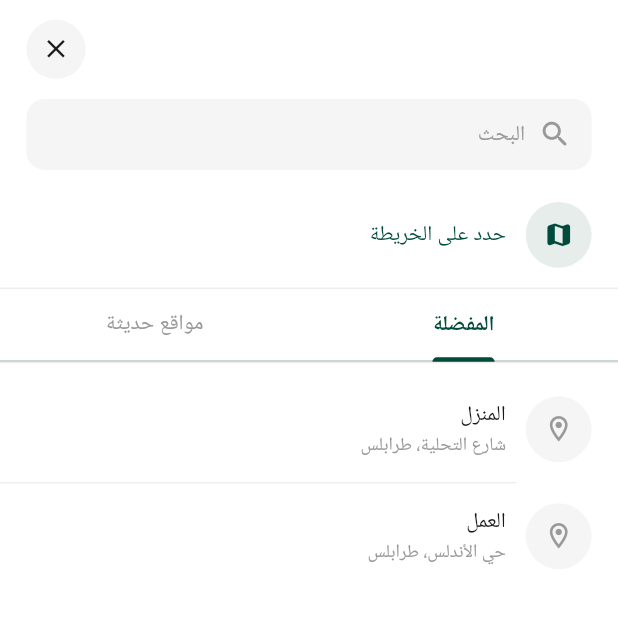
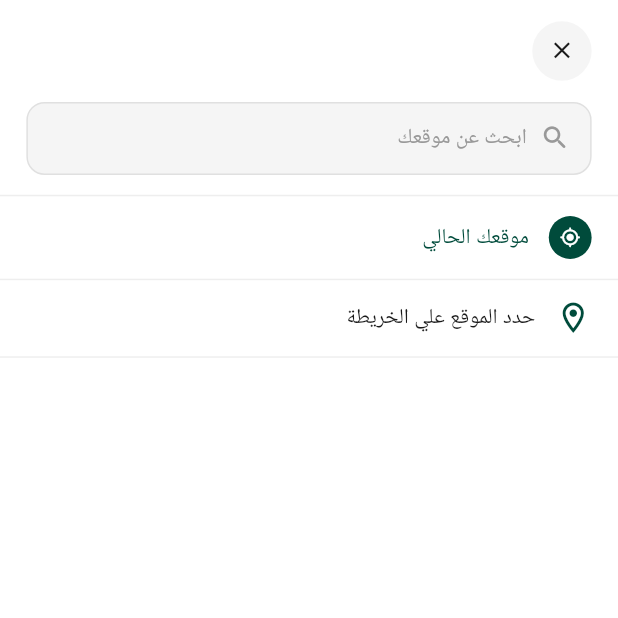
Before and after one commit to Ahmed901aa/project_gofull, a Flutter app: the LocationSearchScreen screen opened directly with empty values, on a phone screen of 412 x 824 dp, the top half of it. Run offline on Flutter 3.47's test engine with Material 3 defaults, Android fonts, the phone set to English and light mode, and no system bars; our stand-ins replace dartz, dio, equatable, flutter_bloc, flutter_screenutil, flutter_svg and 2 more; Roboto replaces fonts that are missing (Cairo); project files that could hold a hidden picture were left out.

Commit message:
Enhance location search functionality and UI improvements in location selection screens

```diff
--- a/lib/features/location/presentation/screens/location_search_screen.dart
+++ b/lib/features/location/presentation/screens/location_search_screen.dart
@@ -16,76 +16,80 @@ class LocationSearchScreen extends StatefulWidget {
   State<LocationSearchScreen> createState() => _LocationSearchScreenState();
 }
 
-class _LocationSearchScreenState extends State<LocationSearchScreen>
-    with SingleTickerProviderStateMixin {
-  late final TabController _tabController;
+class _LocationSearchScreenState extends State<LocationSearchScreen> {
   final TextEditingController _searchController = TextEditingController();
+  final FocusNode _focusNode = FocusNode();
+  List<_LocationItem> _results = [];
 
-  // Mock data
-  final List<_LocationItem> _recentLocations = const [
-    _LocationItem(title: 'شارع التحلية، طرابلس', subtitle: 'طرابلس، ليبيا'),
-    _LocationItem(title: 'حي الأندلس، طرابلس', subtitle: 'طرابلس، ليبيا'),
-    _LocationItem(title: 'سوق الجمعة', subtitle: 'طرابلس، ليبيا'),
-    _LocationItem(title: 'جامعة طرابلس', subtitle: 'طرابلس، ليبيا'),
-    _LocationItem(title: 'مطار معيتيقة الدولي', subtitle: 'طرابلس، ليبيا'),
-  ];
-
-  final List<_LocationItem> _favoriteLocations = const [
-    _LocationItem(title: 'المنزل', subtitle: 'شارع التحلية، طرابلس'),
-    _LocationItem(title: 'العمل', subtitle: 'حي الأندلس، طرابلس'),
+  final List<_LocationItem> _allLocations = const [
+    _LocationItem(
+      title: 'المنصورة',
+      subtitle: 'أول المنصورة-قسم أول-شارع الحوار',
+    ),
+    _LocationItem(
+      title: 'المنصورة',
+      subtitle: 'أول المنصورة-قسم أول-شارع الحوار',
+    ),
+    _LocationItem(
+      title: 'المنصورة',
+      subtitle: 'أول المنصورة-قسم أول-شارع الحوار',
+    ),
   ];
 
   @override
   void initState() {
     super.initState();
-    _tabController = TabController(length: 2, vsync: this);
+    _searchController.addListener(_onSearchChanged);
+  }
+
+  void _onSearchChanged() {
+    final query = _searchController.text.trim();
+    setState(() {
+      if (query.isEmpty) {
+        _results = [];
+      } else {
+        _results = _allLocations
+            .where(
+              (loc) =>
+                  loc.title.contains(query) || loc.subtitle.contains(query),
+            )
+            .toList();
+        if (_results.isEmpty) _results = List.from(_allLocations);
+      }
+    });
   }
 
   @override
   void dispose() {
-    _tabController.dispose();
     _searchController.dispose();
+    _focusNode.dispose();
     super.dispose();
   }
 
   @override
   Widget build(BuildContext context) {
-    return Scaffold(
+    return Directionality(
+      textDirection: TextDirection.rtl,
+      child: Scaffold(
         backgroundColor: AppColors.white,
+        resizeToAvoidBottomInset: true,
         body: SafeArea(
           child: Column(
             children: [
-            // App bar
               _buildAppBar(),
-
-            // Search bar
               _buildSearchBar(),
-            SizedBox(height: Sizes.s8),
-
-            // Current location option
-            if (widget.args.showCurrentLocation) ...[
+              const Divider(color: AppColors.divider, height: 1),
               _buildCurrentLocationOption(),
               const Divider(color: AppColors.divider, height: 1),
-            ],
-
-            // Choose on map option
               _buildChooseOnMapOption(),
               const Divider(color: AppColors.divider, height: 1),
-
-            // Tabs
-            _buildTabs(),
-
-            // Tab content
               Expanded(
-              child: TabBarView(
-                controller: _tabController,
-                children: [
-                  _buildLocationList(_favoriteLocations),
-                  _buildLocationList(_recentLocations),
+                child: _searchController.text.isEmpty
+                    ? const SizedBox.shrink()
+                    : _buildResultsList(),
+              ),
             ],
           ),
-            ),
-          ],
         ),
       ),
     );
@@ -95,12 +99,12 @@ class _LocationSearchScreenState extends State<LocationSearchScreen>
     return Padding(
       padding: EdgeInsets.symmetric(
         horizontal: Insets.s16,
-        vertical: Insets.s12,
+        vertical: 14.h,
       ),
-      child: Row(
+      child: Stack(
+        alignment: Alignment.center,
         children: [
-          Expanded(
-            child: Text(
+          Text(
             widget.args.title,
             style: getBoldStyle(
               color: AppColors.black,
@@ -108,8 +112,9 @@ class _LocationSearchScreenState extends State<LocationSearchScreen>
             ),
             textAlign: TextAlign.center,
           ),
-          ),
-          GestureDetector(
+          Align(
+            alignment: AlignmentDirectional.centerStart,
+            child: GestureDetector(
               onTap: () => Navigator.pop(context),
               child: Container(
                 width: 36.w,
@@ -120,8 +125,9 @@ class _LocationSearchScreenState extends State<LocationSearchScreen>
                 ),
                 child: Icon(
                   Icons.close,
-                size: 20.sp,
+                  size: 18.sp,
                   color: AppColors.black,
+                ),
               ),
             ),
           ),
@@ -132,42 +138,52 @@ class _LocationSearchScreenState extends State<LocationSearchScreen>
 
   Widget _buildSearchBar() {
     return Padding(
-      padding: EdgeInsets.symmetric(horizontal: Insets.s16),
+      padding: EdgeInsets.fromLTRB(
+        Insets.s16,
+        0,
+        Insets.s16,
+        Insets.s12,
+      ),
       child: Container(
-        padding: EdgeInsets.symmetric(
-          horizontal: Insets.s12,
-          vertical: Insets.s4,
-        ),
+        height: 48.h,
+        padding: EdgeInsets.symmetric(horizontal: Insets.s12),
         decoration: BoxDecoration(
           color: AppColors.lightGrey,
           borderRadius: BorderRadius.circular(AppRadius.s12),
+          border: Border.all(color: AppColors.inputBorder),
         ),
         child: Row(
           children: [
-            Icon(
-              Icons.search_rounded,
-              color: AppColors.grey,
-              size: 22.sp,
-            ),
+            Icon(Icons.search_rounded, color: AppColors.grey, size: 20.sp),
             SizedBox(width: Insets.s8),
             Expanded(
               child: TextField(
                 controller: _searchController,
-                style: getRegularStyle(
+                focusNode: _focusNode,
+                textDirection: TextDirection.rtl,
+                style: getMediumStyle(
                   color: AppColors.black,
                   fontSize: FontSize.s14,
                 ),
                 decoration: InputDecoration(
-                  hintText: AppStrings.searchLocation,
+                  hintText: 'ابحث عن موقعك',
                   hintStyle: getRegularStyle(
                     color: AppColors.grey,
                     fontSize: FontSize.s14,
                   ),
                   border: InputBorder.none,
                   isDense: true,
-                  contentPadding: EdgeInsets.symmetric(vertical: Insets.s8),
+                  contentPadding: EdgeInsets.zero,
                 ),
               ),
+            ),
+            if (_searchController.text.isNotEmpty)
+              GestureDetector(
+                onTap: () {
+                  _searchController.clear();
+                  setState(() => _results = []);
+                },
+                child: Icon(Icons.close, color: AppColors.grey, size: 18.sp),
               ),
           ],
         ),
@@ -177,10 +193,7 @@ class _LocationSearchScreenState extends State<LocationSearchScreen>
 
   Widget _buildCurrentLocationOption() {
     return InkWell(
-      onTap: () {
-        // Return current location
-        Navigator.pop(context, 'موقعك الحالي');
-      },
+      onTap: () => Navigator.pop(context, AppStrings.yourCurrentLocation),
       child: Padding(
         padding: EdgeInsets.symmetric(
           horizontal: Insets.s16,
@@ -189,21 +202,21 @@ class _LocationSearchScreenState extends State<LocationSearchScreen>
         child: Row(
           children: [
             Container(
-              width: 40.w,
-              height: 40.w,
-              decoration: BoxDecoration(
-                color: AppColors.primary.withValues(alpha: 0.1),
+              width: 26.w,
+              height: 26.w,
+              decoration: const BoxDecoration(
+                color: AppColors.primary,
                 shape: BoxShape.circle,
               ),
               child: Icon(
                 Icons.my_location_rounded,
-                color: AppColors.primary,
-                size: 20.sp,
+                color: AppColors.white,
+                size: 14.sp,
               ),
             ),
             SizedBox(width: Insets.s12),
             Text(
-              AppStrings.useCurrentLocation,
+              AppStrings.yourCurrentLocation,
               style: getMediumStyle(
                 color: AppColors.primary,
                 fontSize: FontSize.s14,
@@ -231,24 +244,16 @@ class _LocationSearchScreenState extends State<LocationSearchScreen>
         ),
         child: Row(
           children: [
-            Container(
-              width: 40.w,
-              height: 40.w,
-              decoration: BoxDecoration(
-                color: AppColors.primary.withValues(alpha: 0.1),
-                shape: BoxShape.circle,
-              ),
-              child: Icon(
-                Icons.map_rounded,
+            Icon(
+              Icons.location_on_outlined,
               color: AppColors.primary,
-                size: 20.sp,
-              ),
+              size: 24.sp,
             ),
             SizedBox(width: Insets.s12),
             Text(
-              AppStrings.chooseOnMap,
+              'حدد الموقع علي الخريطة',
               style: getMediumStyle(
-                color: AppColors.primary,
+                color: AppColors.black,
                 fontSize: FontSize.s14,
               ),
             ),
@@ -258,50 +263,17 @@ class _LocationSearchScreenState extends State<LocationSearchScreen>
     );
   }
 
-  Widget _buildTabs() {
-    return Container(
-      decoration: const BoxDecoration(
-        border: Border(
-          bottom: BorderSide(color: AppColors.divider, width: 1),
-        ),
-      ),
-      child: TabBar(
-        controller: _tabController,
-        labelColor: AppColors.primary,
-        unselectedLabelColor: AppColors.grey,
-        indicatorColor: AppColors.primary,
-        indicatorWeight: 2.5,
-        labelStyle: getSemiBoldStyle(
-          color: AppColors.primary,
-          fontSize: FontSize.s14,
-        ),
-        unselectedLabelStyle: getRegularStyle(
-          color: AppColors.grey,
-          fontSize: FontSize.s14,
-        ),
-        tabs: const [
-          Tab(text: AppStrings.favorites),
-          Tab(text: AppStrings.recentLocations),
-        ],
-      ),
-    );
-  }
-
-  Widget _buildLocationList(List<_LocationItem> locations) {
+  Widget _buildResultsList() {
+    final items = _results.isEmpty ? _allLocations : _results;
     return ListView.separated(
-      padding: EdgeInsets.symmetric(vertical: Insets.s8),
-      itemCount: locations.length,
-      separatorBuilder: (_, __) => const Divider(
-        color: AppColors.divider,
-        height: 1,
-        indent: 68,
-      ),
+      padding: EdgeInsets.only(top: 4.h),
+      itemCount: items.length,
+      separatorBuilder: (_, __) =>
+          const Divider(color: AppColors.divider, height: 1),
       itemBuilder: (context, index) {
-        final location = locations[index];
+        final loc = items[index];
         return InkWell(
-          onTap: () {
-            Navigator.pop(context, location.title);
-          },
+          onTap: () => Navigator.pop(context, loc.title),
           child: Padding(
             padding: EdgeInsets.symmetric(
               horizontal: Insets.s16,
@@ -309,43 +281,35 @@ class _LocationSearchScreenState extends State<LocationSearchScreen>
             ),
             child: Row(
               children: [
-                Container(
-                  width: 40.w,
-                  height: 40.w,
-                  decoration: BoxDecoration(
-                    color: AppColors.lightGrey,
-                    shape: BoxShape.circle,
-                  ),
-                  child: Icon(
-                    Icons.location_on_outlined,
-                    color: AppColors.grey,
-                    size: 20.sp,
-                  ),
-                ),
-                SizedBox(width: Insets.s12),
                 Expanded(
                   child: Column(
                     crossAxisAlignment: CrossAxisAlignment.start,
                     children: [
                       Text(
-                        location.title,
+                        loc.title,
                         style: getMediumStyle(
                           color: AppColors.black,
                           fontSize: FontSize.s14,
                         ),
-                        maxLines: 1,
-                        overflow: TextOverflow.ellipsis,
                       ),
-                      SizedBox(height: 2.h),
+                      SizedBox(height: 4.h),
                       Text(
-                        location.subtitle,
+                        loc.subtitle,
                         style: getRegularStyle(
                           color: AppColors.grey,
                           fontSize: FontSize.s12,
                         ),
+                        maxLines: 1,
+                        overflow: TextOverflow.ellipsis,
                       ),
                     ],
                   ),
+                ),
+                SizedBox(width: Insets.s12),
+                Icon(
+                  Icons.north_west_rounded,
+                  color: AppColors.grey,
+                  size: 20.sp,
                 ),
               ],
             ),
```
Also changed, not shown: lib/features/location/presentation/screens/map_selection_screen.dart (+163 -146 lines), .claude/settings.local.json. Lines whose indentation alone changed are shown as unchanged.
